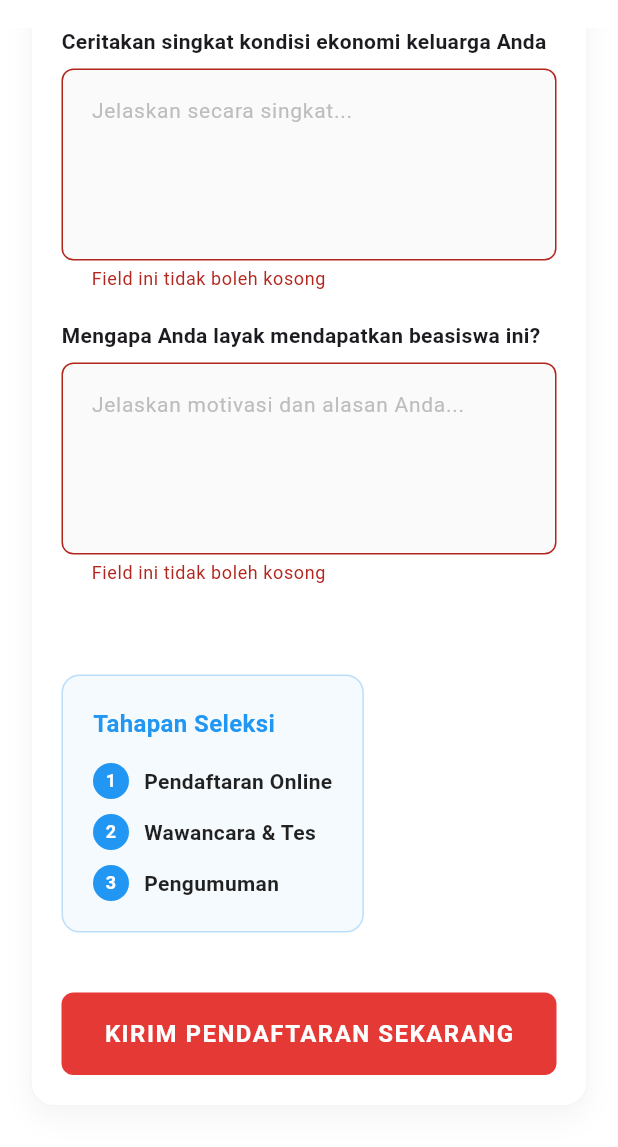
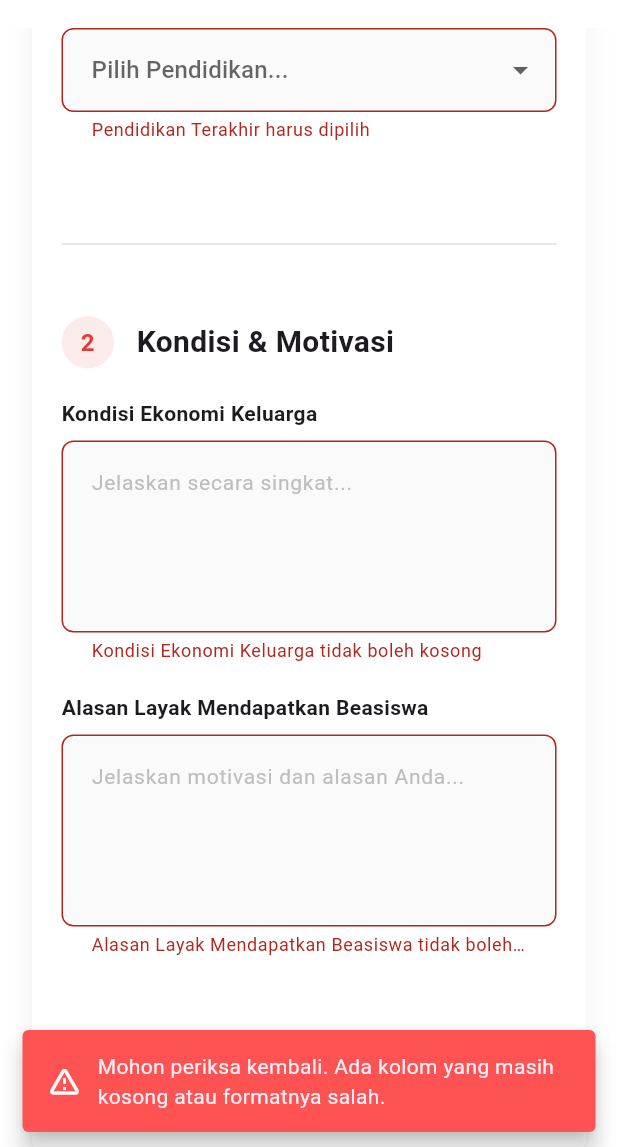
Before and after one commit to dheaulyn/Vernon-Indonesia-Pintar, a Flutter app: the FormBeasiswaScreen screen opened by its route, scrolled down 1152 dp, after a tap on "KIRIM PENDAFTARAN SEKARANG", on a phone screen of 412 x 824 dp, the part 89-1236 px from its top. Run offline on Flutter 3.47's test engine with Material 3 defaults, Android fonts, the light colour scheme and no system bars; our stand-ins replace go_router.

Commit message:
update form beasiswa, login screen

```diff
--- a/lib/screens/auth/login_screen.dart
+++ b/lib/screens/auth/login_screen.dart
@@ -1,5 +1,5 @@
 import 'package:flutter/material.dart';
-import 'package:go_router/go_router.dart'; // 👇 1. Import GoRouter
+import 'package:go_router/go_router.dart';
 import '../../core/app_colors.dart';
 import '../../data/mock_database.dart';
 
@@ -18,7 +18,6 @@ class _LoginScreenState extends State<LoginScreen> {
   bool _isLoading = false;
   String _errorMessage = '';
 
-  // 👇 2. Fungsi Login yang sudah di-upgrade dengan sistem Role (RBAC)
   Future<void> _handleLogin() async {
     setState(() {
       _isLoading = true;
@@ -37,7 +36,7 @@ class _LoginScreenState extends State<LoginScreen> {
       return;
     }
 
-    // 👇 Panggil loginRole untuk mendapatkan peran (admin / siswa)
+    // Panggil loginRole untuk mendapatkan peran (admin / siswa)
     final String? userRole = await MockDatabase.loginRole(email, password);
 
     setState(() {
@@ -48,7 +47,7 @@ class _LoginScreenState extends State<LoginScreen> {
     if (userRole != null) {
       if (!mounted) return;
 
-      // 👇 PENYORTIRAN OTOMATIS BERDASARKAN ROLE
+      // PENYORTIRAN OTOMATIS BERDASARKAN ROLE
       if (userRole == 'admin') {
         context.go('/admin'); // Masuk ke ruangan kepala sekolah (Admin)
       } else {
@@ -101,7 +100,6 @@ class _LoginScreenState extends State<LoginScreen> {
                     IconButton(
                       icon: const Icon(Icons.arrow_back),
                       onPressed: () {
-                        // 👇 Gunakan GoRouter untuk kembali ke beranda
                         context.go('/');
                       },
                       tooltip: 'Kembali ke Beranda',
@@ -111,7 +109,7 @@ class _LoginScreenState extends State<LoginScreen> {
                 ),
                 const SizedBox(height: 30),
                 const Text(
-                  'Masuk ke Sistem VIP', // Sedikit diubah agar cocok untuk Admin & Siswa
+                  'Masuk ke Sistem VIP',
                   style: TextStyle(
                     fontSize: 28,
                     fontWeight: FontWeight.bold,
@@ -203,7 +201,9 @@ class _LoginScreenState extends State<LoginScreen> {
                 Align(
                   alignment: Alignment.centerRight,
                   child: TextButton(
-                    onPressed: () {},
+                    onPressed: () {
+                      // TODO: Halaman Lupa Password
+                    },
                     child: const Text(
                       'Lupa Password?',
                       style: TextStyle(color: AppColors.primary),
@@ -249,11 +249,11 @@ class _LoginScreenState extends State<LoginScreen> {
                 Row(
                   mainAxisAlignment: MainAxisAlignment.center,
                   children: [
-                    const Text('Belum punya akun?'),
+                    const Text('Belum mendaftar beasiswa?'),
                     TextButton(
                       onPressed: () {
-                        // 👇 Gunakan GoRouter untuk ke halaman register
-                        context.go('/register');
+                        // 👇 MENGARAH KE FORM BEASISWA
+                        context.go('/beasiswa');
                       },
                       child: const Text(
                         'Daftar di sini',
--- a/lib/screens/home/widgets/form_beasiswa.dart
+++ b/lib/screens/home/widgets/form_beasiswa.dart
@@ -1,4 +1,5 @@
 import 'package:flutter/material.dart';
+import 'package:go_router/go_router.dart';
 import '../../shared/custom_navbar.dart';
 import '/core/app_colors.dart';
 
@@ -19,33 +20,28 @@ class _FormBeasiswaScreenState extends State<FormBeasiswaScreen> {
     final bool isMobile = screenWidth < 900;
 
     return Scaffold(
-      // 👇 1. GANTI LATAR BELAKANG SCROLLABLE MENJADI PUTIH BERSIH
       backgroundColor: Colors.white,
       appBar: const CustomNavbar(),
       body: SingleChildScrollView(
         child: Column(
           children: [
-            // 2. HEADER BANNER
+            // 1. HEADER BANNER
             _buildHeader(isMobile),
 
-            // 3. KONTEN FORMULIR
+            // 2. KONTEN FORMULIR
             Padding(
               padding: EdgeInsets.symmetric(
                 vertical: 50,
-                // Di Desktop form akan berada di tengah dan tidak terlalu lebar
                 horizontal: isMobile ? 20 : screenWidth * 0.2,
               ),
               child: Container(
                 padding: EdgeInsets.all(isMobile ? 20 : 40),
                 decoration: BoxDecoration(
-                  // 👇 2. KOTAK FORMULIR TETAP PUTIH BERSIH
                   color: Colors.white,
                   borderRadius: BorderRadius.circular(16),
                   boxShadow: [
-                    // 👇 3. BAYANGAN LEMBUT ALA PROFIL (SEDIKIT LEBIH PROPORSIONAL)
                     BoxShadow(color: Colors.black.withValues(alpha: 0.04), blurRadius: 15, offset: const Offset(0, 8)),
                   ],
-                  // 👇 4. OPTIONAL: TAMBAHKAN BORDER ABU-ABU TIPIS SEPERTI FAQ PROFIL
                   border: Border.all(color: Colors.grey.shade100),
                 ),
                 child: Form(
@@ -53,6 +49,13 @@ class _FormBeasiswaScreenState extends State<FormBeasiswaScreen> {
                   child: Column(
                     crossAxisAlignment: CrossAxisAlignment.start,
                     children: [
+                      // INFO TAHAPAN SELEKSI
+                      _buildTahapanSeleksi(isMobile),
+
+                      const SizedBox(height: 30),
+                      const Divider(color: Colors.black12),
+                      const SizedBox(height: 30),
+
                       // SECTION 1: DATA PRIBADI
                       _buildSectionTitle("1", "Data Pribadi"),
                       const SizedBox(height: 20),
@@ -63,32 +66,69 @@ class _FormBeasiswaScreenState extends State<FormBeasiswaScreen> {
                       _buildDropdownPendidikan(),
 
                       const SizedBox(height: 40),
-                      const Divider(color: Colors.black12,), // Divider lebih tipis
+                      const Divider(color: Colors.black12),
                       const SizedBox(height: 40),
 
                       // SECTION 2: KONDISI & MOTIVASI
                       _buildSectionTitle("2", "Kondisi & Motivasi"),
                       const SizedBox(height: 20),
-                      _buildTextField("Ceritakan singkat kondisi ekonomi keluarga Anda", "Jelaskan secara singkat...", maxLines: 4),
-                      _buildTextField("Mengapa Anda layak mendapatkan beasiswa ini?", "Jelaskan motivasi dan alasan Anda...", maxLines: 4),
+                      _buildTextField("Kondisi Ekonomi Keluarga", "Jelaskan secara singkat...", maxLines: 4),
+                      _buildTextField("Alasan Layak Mendapatkan Beasiswa", "Jelaskan motivasi dan alasan Anda...", maxLines: 4),
 
                       const SizedBox(height: 40),
 
-                      // TAHAPAN SELEKSI BOX
-                      _buildTahapanSeleksi(isMobile),
-
-                      const SizedBox(height: 40),
-
-                      // TOMBOL SUBMIT
+                      // TOMBOL SUBMIT DENGAN ALUR LOADING, REDIRECT, & HYBRID WARNING
                       SizedBox(
                         width: double.infinity,
                         height: 55,
                         child: ElevatedButton(
-                          onPressed: () {
+                          onPressed: () async {
                             if (_formKey.currentState!.validate()) {
-                              // Aksi ketika form valid
+                              // JIKA VALIDASI SUKSES
+                              showDialog(
+                                context: context,
+                                barrierDismissible: false,
+                                builder: (context) => const Center(
+                                  child: CircularProgressIndicator(),
+                                ),
+                              );
+
+                              // Simulasi jeda waktu pengiriman data ke server
+                              await Future.delayed(const Duration(seconds: 2));
+
+                              if (context.mounted) {
+                                // Tutup dialog loading
+                                Navigator.pop(context);
+
+                                // Arahkan ke halaman login
+                                context.go('/login');
+
+                                // 👇 PERUBAHAN DI SINI: Tampilkan notifikasi instruksi cek email
+                                ScaffoldMessenger.of(context).showSnackBar(
+                                  const SnackBar(
+                                    content: Text('Pendaftaran berhasil! Password sementara telah dikirim ke email Anda. Silakan cek Kotak Masuk atau folder Spam.'),
+                                    backgroundColor: Colors.green,
+                                    duration: Duration(seconds: 5), // Waktu ditambah jadi 5 detik
+                                  ),
+                                );
+                              }
+                            } else {
+                              // JIKA VALIDASI GAGAL: MUNCULKAN POP-UP WARNING
                               ScaffoldMessenger.of(context).showSnackBar(
-                                const SnackBar(content: Text('Formulir berhasil dikirim!')),
+                                const SnackBar(
+                                  content: Row(
+                                    children: [
+                                      Icon(Icons.warning_amber_rounded, color: Colors.white),
+                                      SizedBox(width: 10),
+                                      Expanded(
+                                        child: Text('Mohon periksa kembali. Ada kolom yang masih kosong atau formatnya salah.'),
+                                      ),
+                                    ],
+                                  ),
+                                  backgroundColor: Colors.redAccent,
+                                  behavior: SnackBarBehavior.floating,
+                                  duration: Duration(seconds: 3),
+                                ),
                               );
                             }
                           },
@@ -109,7 +149,7 @@ class _FormBeasiswaScreenState extends State<FormBeasiswaScreen> {
               ),
             ),
 
-            // 4. FOOTER LENGKAP
+            // 3. FOOTER LENGKAP
             _buildFooter(isMobile),
           ],
         ),
@@ -118,14 +158,13 @@ class _FormBeasiswaScreenState extends State<FormBeasiswaScreen> {
   }
 
   // ==========================================
-  // WIDGET: HEADER BANNER (Gaya Premium FAQ/Profil)
+  // WIDGET: HEADER BANNER
   // ==========================================
   Widget _buildHeader(bool isMobile) {
     return Container(
       width: double.infinity,
       padding: EdgeInsets.symmetric(vertical: isMobile ? 50 : 80, horizontal: 20),
       decoration: BoxDecoration(
-        // 👇 5. GANTI HEADER MENJADI LIGHT GRADIENT PRIMER SEPERTI FAQ PUSAT BANTUAN
         color: AppColors.primary.withValues(alpha: 0.05),
         border: Border(bottom: BorderSide(color: Colors.grey.shade100)),
       ),
@@ -139,7 +178,6 @@ class _FormBeasiswaScreenState extends State<FormBeasiswaScreen> {
           Text(
             "Mulai Langkahmu Bersama VIP",
             textAlign: TextAlign.center,
-            // 👇 6. WARNA TEKS JADI HITAM KARENA BACKGROUND TERANG
             style: TextStyle(fontSize: isMobile ? 28 : 40, fontWeight: FontWeight.w900, color: Colors.black87),
           ),
           const SizedBox(height: 15),
@@ -176,7 +214,7 @@ class _FormBeasiswaScreenState extends State<FormBeasiswaScreen> {
   }
 
   // ==========================================
-  // WIDGET: INPUT FIELD (Teks)
+  // WIDGET: INPUT FIELD DENGAN VALIDASI REGEX
   // ==========================================
   Widget _buildTextField(String label, String hint, {int maxLines = 1, bool isEmail = false, bool isPhone = false}) {
     return Padding(
@@ -209,7 +247,27 @@ class _FormBeasiswaScreenState extends State<FormBeasiswaScreen> {
               fillColor: Colors.grey.shade50,
             ),
             validator: (value) {
-              if (value == null || value.isEmpty) return 'Field ini tidak boleh kosong';
+              if (value == null || value.trim().isEmpty) {
+                return '$label tidak boleh kosong';
+              }
+
+              if (isEmail) {
+                final emailRegex = RegExp(r'^[\w-\.]+@([\w-]+\.)+[\w-]{2,4}$');
+                if (!emailRegex.hasMatch(value)) {
+                  return 'Format email tidak valid (contoh: budi@gmail.com)';
+                }
+              }
+
+              if (isPhone) {
+                final phoneRegex = RegExp(r'^[0-9]+$');
+                if (!phoneRegex.hasMatch(value)) {
+                  return '$label hanya boleh berisi angka';
+                }
+                if (value.length < 9) {
+                  return '$label terlalu pendek (minimal 9 angka)';
+                }
+              }
+
               return null;
             },
           ),
@@ -245,7 +303,7 @@ class _FormBeasiswaScreenState extends State<FormBeasiswaScreen> {
               DropdownMenuItem(value: "SMA", child: Text("SMA / SMK / Sederajat")),
             ],
             onChanged: (value) => setState(() => _selectedPendidikan = value),
-            validator: (value) => value == null ? 'Pilih pendidikan terakhir Anda' : null,
+            validator: (value) => value == null ? 'Pendidikan Terakhir harus dipilih' : null,
           ),
         ],
       ),
```
Also changed, not shown: lib/screens/admin/jenis_beasiswa_admin.dart (+69 -69 lines).
